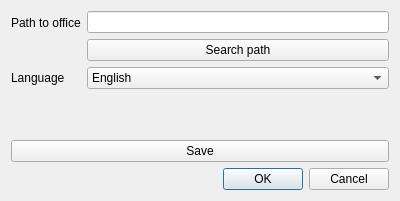
The window that MeasurementValueLogging/ui_data/settingsDialog.ui (leezu/MeasurementValueLogging) describes before a commit, drawn with Qt 5.
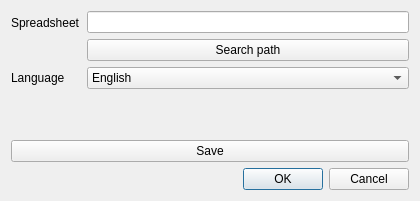
The same window after the commit.

What changed in the file:
```diff
--- a/MeasurementValueLogging/ui_data/settingsDialog.ui
+++ b/MeasurementValueLogging/ui_data/settingsDialog.ui
@@ -6,7 +6,7 @@
    <rect>
     <x>0</x>
     <y>0</y>
-    <width>400</width>
+    <width>420</width>
     <height>201</height>
    </rect>
   </property>
@@ -22,7 +22,7 @@
      <item row="0" column="0">
       <widget class="QLabel" name="label_2">
        <property name="text">
-        <string>Path to office</string>
+        <string>Spreadsheet</string>
        </property>
       </widget>
      </item>
```
Left out of the diff: 9 changed lines with no effect on the pictures.
